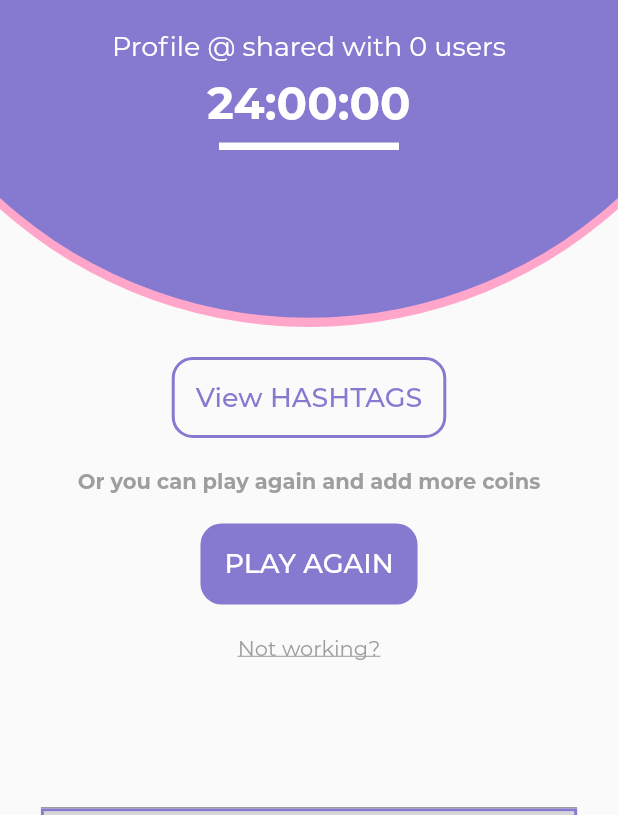
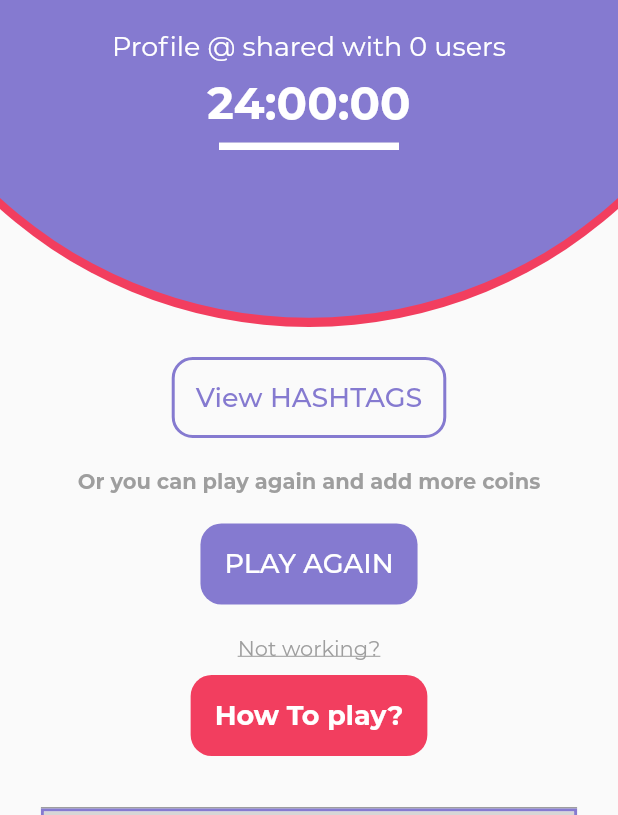
Before and after one commit to Amegodev/prank_app, a Flutter app: the HashtagsPage screen opened directly with empty values, on a phone screen of 412 x 824 dp, the part 129-944 px from its top. Run offline on Flutter 3.47's test engine with Material 2 defaults, Android fonts, the phone set to English and light mode, and no system bars; drawn by our look-alikes of percent_indicator, timer_count_down; our stand-ins replace bordered_text, confetti, device_info, firebase_core, firebase_messaging, firebase_remote_config and 8 more; missing offline and left inert: facebook_audience_network, flutter_inappwebview, page_slider, unity_ads_plugin; accounts and stored records are empty; grey boxes are pictures that could not be loaded.

Commit message:
tentacle Guide final

```diff
--- a/lib/pages/counter_page.dart
+++ b/lib/pages/counter_page.dart
@@ -190,7 +190,7 @@ class _CounterPageState extends State<CounterPage>
                               Padding(
                                 padding: const EdgeInsets.all(8.0),
                                 child: Text(
-                                  'Sharing profile',
+                                  'Getting Started',
                                   style: MyTextStyles.bigTitle.apply(
                                     color: Palette.white,
                                     fontSizeFactor: 1.5,
--- a/lib/pages/hashtags_page.dart
+++ b/lib/pages/hashtags_page.dart
@@ -250,6 +250,21 @@ class _HashtagsPageState extends State<HashtagsPage> {
                           });
                     },
                   ),
+                  Padding(
+                    padding: const EdgeInsets.all(10.0),
+                    child: ButtonFilled(
+                      bgColor: Palette.accent,
+                      title: Text(
+                        'How To play?',
+                        style:
+                        MyTextStyles.titleBold.apply(color: Colors.white),
+                      ),
+                      onClicked: () {
+                        ads.showInter();
+                        MyNavigator.start(context);
+                      },
+                    ),
+                  ),
                 ],
               ),
               Container(
--- a/lib/pages/one_more_step_page.dart
+++ b/lib/pages/one_more_step_page.dart
@@ -153,10 +153,9 @@ class _OneMoreStepState extends State<OneMoreStep> {
                                         padding: const EdgeInsets.all(8.0),
                                         child: CircularPercentIndicator(
                                           percent: 1,
-                                          animationDuration: 20 * 1000,
+                                          animationDuration: 40 * 1000,
                                           animation: true,
                                           restartAnimation: false,
-                                          reverse: true,
                                           backgroundColor: Colors.black12,
                                           progressColor: Colors.white,
                                           radius: 60.0,
--- a/lib/utils/ads_helper.dart
+++ b/lib/utils/ads_helper.dart
@@ -20,16 +20,16 @@ class Ads {
 
   static String admobBanner = kDebugMode
       ? MobileAds.bannerAdTestUnitId
-      : "ca-app-pub-2943474170747460/5069427804";
+      : "ca-app-pub-8644958469423958/7020039386";
   static String admobInter = kDebugMode
       ? MobileAds.interstitialAdTestUnitId
-      : "ca-app-pub-2943474170747460/2467315198";
+      : "ca-app-pub-8644958469423958/4393876040";
   static String admobNative = kDebugMode
       ? MobileAds.nativeAdTestUnitId
-      : "ca-app-pub-2943474170747460/7500150027";
+      : "ca-app-pub-8644958469423958/6267577958";
   static String admobReward = kDebugMode
       ? MobileAds.rewardedAdTestUnitId
-      : "ca-app-pub-2943474170747460/4724994635";
+      : "ca-app-pub-8644958469423958/8141549369";
 
   //TODO: Change AppId Too in AndroidManifest
 
@@ -39,16 +39,16 @@ class Ads {
 
   //Facebook Ads
   String fbBanner = kDebugMode
-      ? "IMG_16_9_APP_INSTALL#911502842974670_911503262974628"
-      : "911502842974670_911503262974628";
+      ? "IMG_16_9_APP_INSTALL#794691308090877_794691354757539"
+      : "794691308090877_794691354757539";
   String fbInter = kDebugMode
-      ? "IMG_16_9_APP_INSTALL#911502842974670_911503842974570"
-      : "911502842974670_911503842974570";
+      ? "IMG_16_9_APP_INSTALL#794691308090877_794691361424205"
+      : "794691308090877_794691361424205";
   String fbNative = kDebugMode
-      ? "IMG_16_9_APP_INSTALL#911502842974670_911504266307861"
-      : "911502842974670_911504266307861";
+      ? "IMG_16_9_APP_INSTALL#794691308090877_794691351424206"
+      : "794691308090877_794691351424206";
 
-  static String unityGameId = "4115359";
+  static String unityGameId = "4119011";
   String unityAdId = "video";
 
   Widget bannerAd = SizedBox();
--- a/lib/utils/strings.dart
+++ b/lib/utils/strings.dart
@@ -9,7 +9,7 @@ class Strings {
   static final String about = "About";
   static final String privacy = "Privacy Policy";
   static final String storeId = ""; //TODO : Store ID
-  static final String storeName = "AmegoDev";
+  static final String storeName = "BElEIÄCH-TECH .Inc";
   static final String aboutText = """
       ${Strings.storeName} Built ${Tools.packageInfo.appName} \nVersion ${Tools.packageInfo.version}
   """;
--- a/lib/utils/theme.dart
+++ b/lib/utils/theme.dart
@@ -2,7 +2,7 @@ import 'package:flutter/material.dart';
 
 class Palette {
   static const Color primary = Color(0XFF857AD0);
-  static const Color accent = Color(0XFFFFA6CA);
+  static const Color accent = Color(0XFFF23E5F);
 
   static const Color white = Color(0XFFFFFFFF);
   static const Color black = Color(0XFF050505);
--- a/pubspec.yaml
+++ b/pubspec.yaml
@@ -54,7 +54,7 @@ flutter_icons:
   image_path: "assets/icon.png"
 
 flutter_launcher_name:
-  name: "Tentacle locker: advenced Walkthrough"
+  name: "Tentacle locker 2.0 For Mobile"
 
 ##########################
 flutter:
```
Also changed, not shown: lib/pages/content.dart (+44 -6 lines), lib/utils/constant.dart (+11 -1 lines), assets/icon.png, 37 other files.
